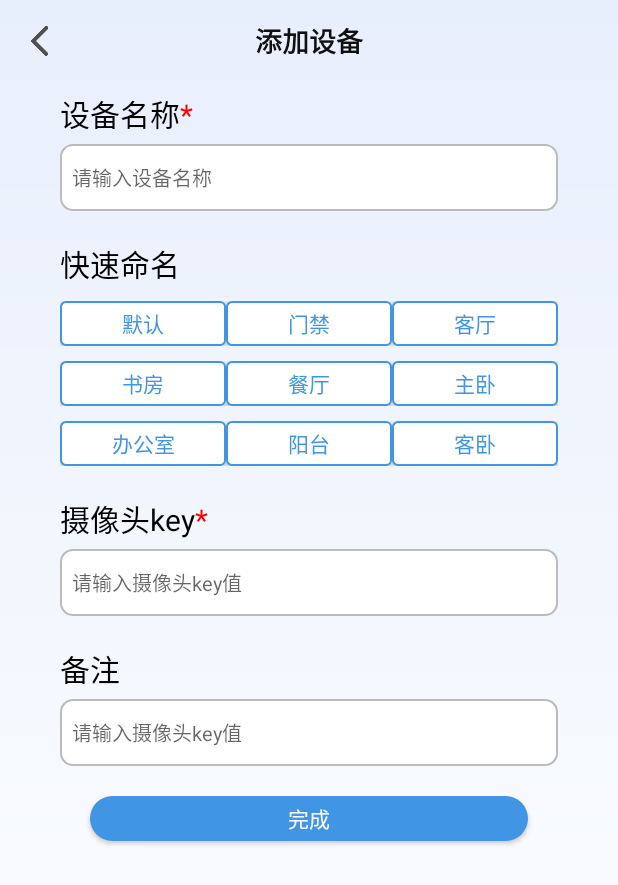
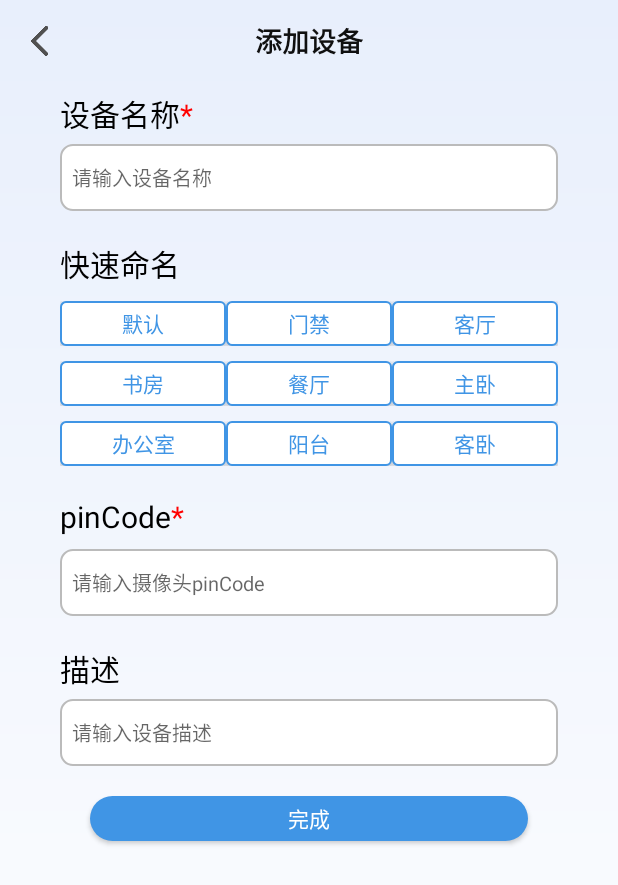
Before and after one commit to We-Love-Yolo/MoniGuard, an Android app: the AddDeviceActivity screen opened directly, with no data from a screen before it, on a phone screen of 412 x 824 dp. Shown: the top 885 px of the screen. Run offline under Robolectric (Android 15) with nearby library versions, the phone set to English and light mode, and no system bars.

Commit message:
修改添加设备

```diff
--- a/app/src/main/java/com/weloveyolo/moniguard/activity/AddDeviceActivity.java
+++ b/app/src/main/java/com/weloveyolo/moniguard/activity/AddDeviceActivity.java
@@ -66,11 +66,11 @@ public class AddDeviceActivity extends AppCompatActivity {
         finish();
     }
 
-    public void addDevice(String deviceName,int deviceKey,String deviceDescription){
+    public void addDevice(String deviceName,int devicePinCode,String deviceDescription){
         new Thread(() -> {
             IMoniGuardApi moniGuardApi = new MoniGuardApi();
             MainActivity.ct.showLoadingToast("加载中");
-            moniGuardApi.getScenesApi().getCameraConnectString(deviceKey,deviceName,sceneId,deviceDescription, ((result, success) -> {
+            moniGuardApi.getScenesApi().confirmCameraCreation(sceneId, devicePinCode, deviceName, deviceDescription, ((result, success) -> {
                 if(success) {
                     links = result;
                     runOnUiThread(()->{
--- a/app/src/main/java/com/weloveyolo/moniguard/activity/MonitorActivity.java
+++ b/app/src/main/java/com/weloveyolo/moniguard/activity/MonitorActivity.java
@@ -79,10 +79,10 @@ public class MonitorActivity extends AppCompatActivity {
         mediaPlayer = new MediaPlayer(libVLC);
 
         // 设置媒体资源
-//        Media media = new Media(libVLC, Uri.parse("rtsp://admin:WUsan53408@192.168.239.109"));
+        Media media = new Media(libVLC, Uri.parse("rtsp://admin:WUsan53408@192.168.239.109"));
 //        Media media = new Media(libVLC, Uri.parse(getIntent().getStringExtra("connectString")));
 
-        Media media = new Media(libVLC, Uri.parse("rtmp://liteavapp.qcloud.com/live/liteavdemoplayerstreamid"));
+//        Media media = new Media(libVLC, Uri.parse("rtmp://liteavapp.qcloud.com/live/liteavdemoplayerstreamid"));
 
         // 降低延迟
         media.addOption(":network-caching=200");    //200毫秒网络缓存
--- a/app/src/main/java/com/weloveyolo/moniguard/api/Camera.java
+++ b/app/src/main/java/com/weloveyolo/moniguard/api/Camera.java
@@ -26,6 +26,11 @@ public class Camera {
             createdAt = timeString.replace(" ", "T").concat("Z");
       }
 
+      public Camera(String name, String description) {
+            this.name = name;
+            this.description = description;
+      }
+
       @Override
       public String toString() {
             return "Camera{" +
--- a/app/src/main/java/com/weloveyolo/moniguard/api/IScenesApi.java
+++ b/app/src/main/java/com/weloveyolo/moniguard/api/IScenesApi.java
@@ -40,4 +40,6 @@ public interface IScenesApi {
     void getGuest(int sceneId, ICallback<List<String>> callback);
 
     void getCameraConnectString(int key, String name, int sceneId, String description, ICallback<String> callback);
+
+    void confirmCameraCreation(int sceneId, int pinCode, String name, String description, ICallback<String> callback);
 }
--- a/app/src/main/res/layout/add_device.xml
+++ b/app/src/main/res/layout/add_device.xml
@@ -251,7 +251,7 @@
                 android:layout_width="wrap_content"
                 android:layout_height="wrap_content"
                 android:layout_marginTop="0dp"
-                android:text="摄像头key"
+                android:text="pinCode"
                 android:textColor="@android:color/black"
                 android:textSize="20dp"
                 android:textStyle="normal"
@@ -274,7 +274,7 @@
                 android:layout_height="wrap_content"
                 android:layout_marginTop="5dp"
                 android:background="@drawable/edittext_circle_background"
-                android:hint="请输入摄像头key值"
+                android:hint="请输入摄像头pinCode"
                 android:maxLength="10"
                 android:paddingLeft="8dp"
                 android:paddingTop="12dp"
@@ -299,7 +299,7 @@
             android:layout_width="wrap_content"
             android:layout_height="wrap_content"
             android:layout_marginTop="0dp"
-            android:text="备注"
+            android:text="描述"
             android:textColor="@android:color/black"
             android:textSize="20dp"
             android:textStyle="normal"
@@ -312,7 +312,7 @@
             android:inputType="text"
             android:textSize="13sp"
             android:maxLength="10"
-            android:hint="请输入摄像头key值"
+            android:hint="请输入设备描述"
             android:paddingTop="12dp"
             android:paddingBottom="12dp"
             android:paddingLeft="8dp"
```
Also changed, not shown: app/src/main/java/com/weloveyolo/moniguard/api/ScenesApi.java (+14 -0 lines).
